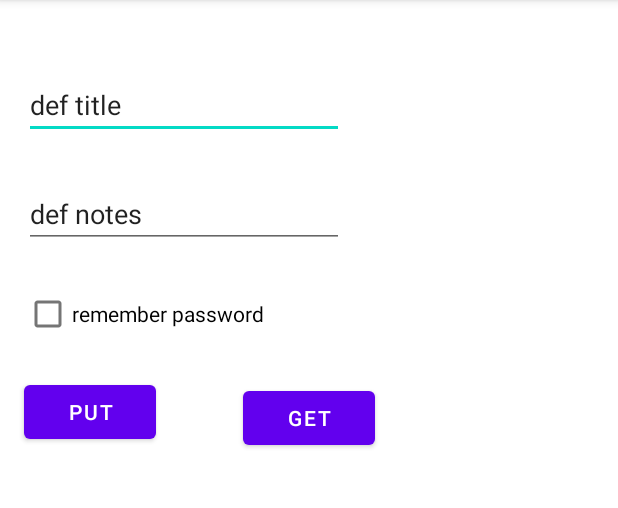
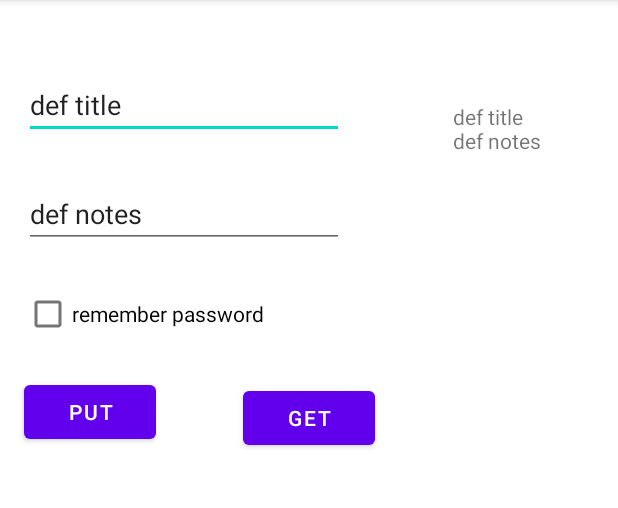
Before and after one commit to abdultanveer/philips, an Android app: the screen it shows after launch (DataActivity), after a tap on "GET", on a phone screen of 412 x 824 dp, the part 84-592 px from its top. Run offline under Robolectric (Android 15) with nearby library versions, the phone set to English and light mode, and no system bars.

Commit message:
reading a row from db

```diff
--- a/app/src/main/java/com/abdul/philips/datastorage/DataActivity.kt
+++ b/app/src/main/java/com/abdul/philips/datastorage/DataActivity.kt
@@ -7,6 +7,7 @@ import android.view.View
 import android.widget.Button
 import android.widget.CheckBox
 import android.widget.EditText
+import android.widget.TextView
 import com.abdul.philips.R
 import com.abdul.philips.datastorage.db.NotesDao
 import com.abdul.philips.datastorage.model.TodoNote
@@ -19,6 +20,7 @@ class DataActivity : AppCompatActivity() {
     lateinit var  btnPut: Button
     lateinit var btnGet: Button
     lateinit var notesDao: NotesDao
+    lateinit var tvResult: TextView
 
     override fun onCreate(savedInstanceState: Bundle?) {
         super.onCreate(savedInstanceState)
@@ -29,6 +31,7 @@ class DataActivity : AppCompatActivity() {
         cbRemPwd = findViewById(R.id.cbRemPwd)
         btnPut = findViewById(R.id.btnPut)
         btnGet = findViewById(R.id.btnGet)
+        tvResult = findViewById(R.id.tvResult)
 
         notesDao = NotesDao(this)
         notesDao.openDb()
@@ -86,6 +89,8 @@ class DataActivity : AppCompatActivity() {
     }
 
     private fun getDataDb() {
+        var result = notesDao.readNote()
+        tvResult.setText(result)
     }
 
     private fun putDataDb() {
--- a/app/src/main/java/com/abdul/philips/datastorage/db/NotesDao.java
+++ b/app/src/main/java/com/abdul/philips/datastorage/db/NotesDao.java
@@ -2,6 +2,7 @@ package com.abdul.philips.datastorage.db;
 
 import android.content.ContentValues;
 import android.content.Context;
+import android.database.Cursor;
 import android.database.sqlite.SQLiteDatabase;
 import com.abdul.philips.datastorage.db.FeedReaderContract.FeedEntry;
 import com.abdul.philips.datastorage.model.TodoNote;
@@ -30,7 +31,16 @@ public class NotesDao {
 
         database.insert(FeedEntry.TABLE_NAME,null,values);
     }
-    public void readNote(){}
+    public String readNote(){
+        Cursor cursor = database.query(FeedEntry.TABLE_NAME,null,null,null,null,null,null);
+        cursor.moveToLast();
+        int titleIndex = cursor.getColumnIndexOrThrow(FeedEntry.COLUMN_NAME_TITLE);
+        int subtitleIndex = cursor.getColumnIndexOrThrow(FeedEntry.COLUMN_NAME_SUBTITLE);
+        String title = cursor.getString(titleIndex);
+        String subTitle = cursor.getString(subtitleIndex);
+        return title +"\n"+ subTitle;
+
+    }
     public void updateNote(){}
     public void deleteNote(){}
 
--- a/app/src/main/res/layout/activity_data.xml
+++ b/app/src/main/res/layout/activity_data.xml
@@ -42,23 +42,35 @@
 
     <Button
         android:id="@+id/btnPut"
-        android:onClick="dbHandler"
         android:layout_width="wrap_content"
         android:layout_height="wrap_content"
         android:layout_marginStart="16dp"
         android:layout_marginTop="17dp"
+        android:onClick="dbHandler"
         android:text="put"
         app:layout_constraintStart_toStartOf="parent"
         app:layout_constraintTop_toBottomOf="@+id/cbRemPwd" />
 
     <Button
         android:id="@+id/btnGet"
-        android:onClick="dbHandler"
         android:layout_width="wrap_content"
         android:layout_height="wrap_content"
         android:layout_marginTop="21dp"
+        android:onClick="dbHandler"
         android:text="get"
         app:layout_constraintEnd_toEndOf="parent"
         app:layout_constraintStart_toStartOf="parent"
         app:layout_constraintTop_toBottomOf="@+id/cbRemPwd" />
+
+    <TextView
+        android:id="@+id/tvResult"
+        android:layout_width="wrap_content"
+        android:layout_height="wrap_content"
+        android:layout_marginStart="52dp"
+        android:layout_marginTop="68dp"
+        android:layout_marginEnd="51dp"
+        android:text="TextView"
+        app:layout_constraintEnd_toEndOf="parent"
+        app:layout_constraintStart_toEndOf="@+id/btnGet"
+        app:layout_constraintTop_toTopOf="parent" />
 </androidx.constraintlayout.widget.ConstraintLayout>
```
